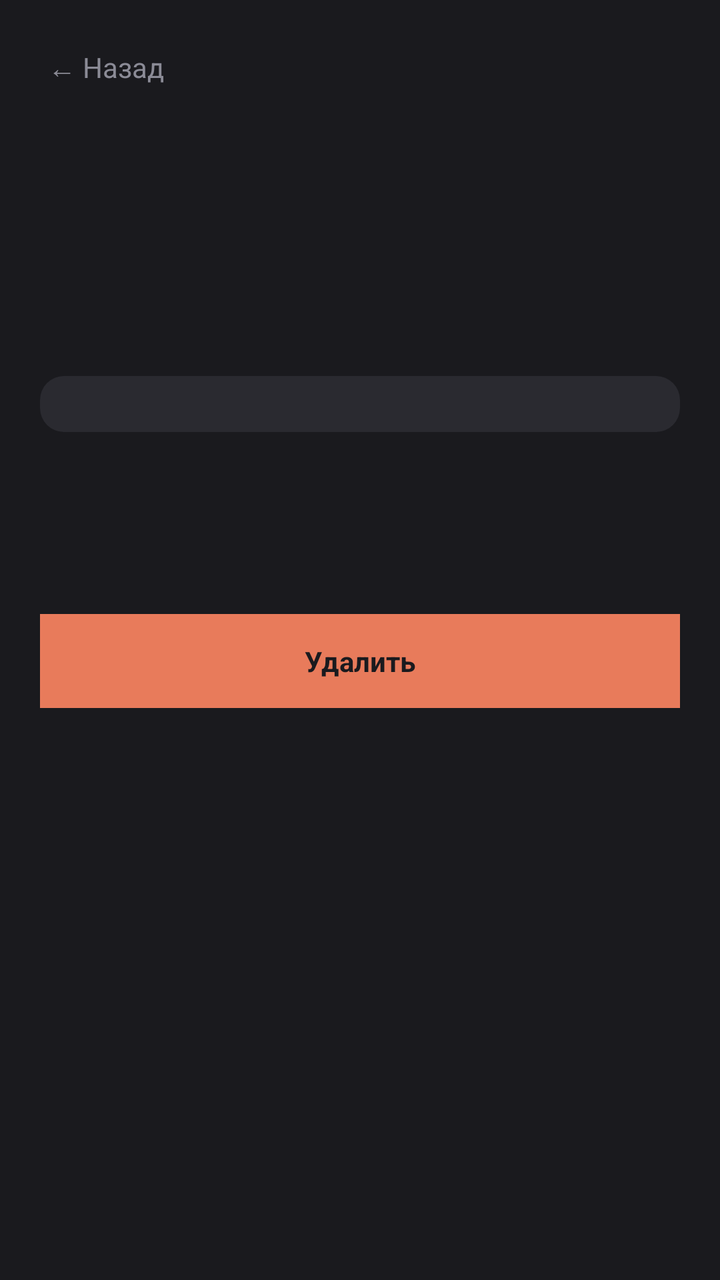
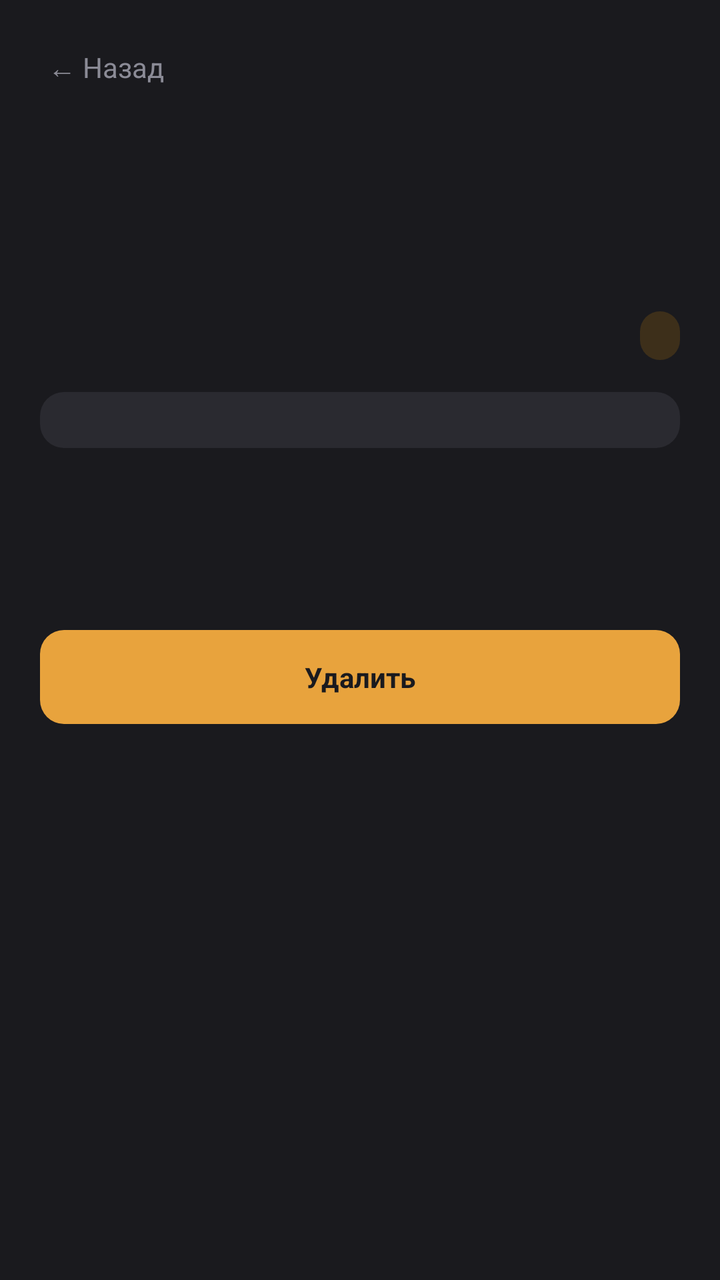

Screens rendered from an Android XML layout before and after an edit, with the pre-edit source and the edit as a unified diff.
<!-- AndroidManifest.xml: application theme Theme.MovieDiary -->
<!-- res/layout/fragment_movie_detail.xml -->
<?xml version="1.0" encoding="utf-8"?>
<LinearLayout xmlns:android="http://schemas.android.com/apk/res/android"
    android:layout_width="match_parent"
    android:layout_height="match_parent"
    android:orientation="vertical"
    android:background="@color/colorBackground">

    <LinearLayout
        android:layout_width="match_parent"
        android:layout_height="wrap_content"
        android:orientation="horizontal"
        android:padding="16dp"
        android:gravity="center_vertical">

        <TextView
            android:id="@+id/btnBack"
            android:layout_width="wrap_content"
            android:layout_height="wrap_content"
            android:text="← Назад"
            android:textColor="@color/colorTextMuted"
            android:padding="8dp" />
    </LinearLayout>

    <ScrollView
        android:layout_width="match_parent"
        android:layout_height="0dp"
        android:layout_weight="1">

        <LinearLayout
            android:layout_width="match_parent"
            android:layout_height="wrap_content"
            android:orientation="vertical"
            android:padding="20dp">

            <TextView
                android:id="@+id/tvTitle"
                android:layout_width="match_parent"
                android:layout_height="wrap_content"
                android:textColor="@color/colorTextPrimary"
                android:textSize="22sp"
                android:textStyle="bold" />

            <TextView
                android:id="@+id/tvYearGenre"
                android:layout_width="match_parent"
                android:layout_height="wrap_content"
                android:layout_marginTop="4dp"
                android:layout_marginBottom="16dp"
                android:textColor="@color/colorTextMuted"
                android:textSize="14sp" />

            <LinearLayout
                android:layout_width="match_parent"
                android:layout_height="wrap_content"
                android:orientation="horizontal"
                android:gravity="center_vertical"
                android:layout_marginBottom="16dp">

                <LinearLayout
                    android:id="@+id/starsContainer"
                    android:layout_width="wrap_content"
                    android:layout_height="wrap_content"
                    android:orientation="horizontal" />

                <TextView
                    android:id="@+id/tvStatusBadge"
                    android:layout_width="0dp"
                    android:layout_height="wrap_content"
                    android:layout_weight="1"
                    android:gravity="end"
                    android:textColor="@color/colorAccent"
                    android:textStyle="bold"
                    android:textSize="12sp" />
            </LinearLayout>

            <LinearLayout
                android:id="@+id/metaRow"
                android:layout_width="match_parent"
                android:layout_height="wrap_content"
                android:orientation="horizontal"
                android:background="@drawable/bg_card"
                android:padding="14dp"
                android:layout_marginBottom="16dp" />

            <TextView
                android:id="@+id/tvTagsLabel"
                android:layout_width="wrap_content"
                android:layout_height="wrap_content"
                android:text="ТЕГИ"
                android:textColor="@color/colorTextMuted"
                android:textSize="12sp"
                android:visibility="gone" />

            <com.google.android.material.chip.ChipGroup
                android:id="@+id/chipGroupTags"
                android:layout_width="match_parent"
                android:layout_height="wrap_content"
                android:layout_marginTop="8dp"
                android:layout_marginBottom="16dp" />

            <TextView
                android:id="@+id/tvReviewLabel"
                android:layout_width="wrap_content"
                android:layout_height="wrap_content"
                android:text="ОТЗЫВ"
                android:textColor="@color/colorTextMuted"
                android:textSize="12sp"
                android:visibility="gone" />

            <TextView
                android:id="@+id/tvReview"
                android:layout_width="match_parent"
                android:layout_height="wrap_content"
                android:layout_marginTop="8dp"
                android:layout_marginBottom="24dp"
                android:textColor="@color/colorTextPrimary"
                android:textSize="14sp"
                android:lineSpacingMultiplier="1.3" />

            <LinearLayout
                android:layout_width="match_parent"
                android:layout_height="wrap_content"
                android:orientation="horizontal">

                <TextView
                    android:id="@+id/btnDelete"
                    android:layout_width="0dp"
                    android:layout_height="wrap_content"
                    android:layout_weight="1"
                    android:text="Удалить"
                    android:textColor="@color/colorBackground"
                    android:textStyle="bold"
                    android:gravity="center"
                    android:padding="14dp"
                    android:background="@color/colorRed" />
            </LinearLayout>

        </LinearLayout>
    </ScrollView>
</LinearLayout>
<!-- resources referenced by this layout -->
<resources>
  <color name="colorAccent">#E8A33D</color>
  <color name="colorBackground">#1A1A1E</color>
  <color name="colorRed">#E87B5B</color>
  <color name="colorTextMuted">#8B8B96</color>
  <color name="colorTextPrimary">#F0F0F5</color>
  <!-- drawable bg_card (drawable) -->
  <?xml version="1.0" encoding="utf-8"?>
  <shape xmlns:android="http://schemas.android.com/apk/res/android" android:shape="rectangle">
      <solid android:color="@color/colorSurface" />
      <corners android:radius="12dp" />
  </shape>
  <style name="Theme.MovieDiary" parent="Base.Theme.MovieDiary" />
  <color name="colorSurface">#2A2A30</color>
  <style name="Base.Theme.MovieDiary" parent="Theme.Material3.DayNight.NoActionBar">
          
          
      </style>
</resources>

<!-- the commit's change to res/layout/fragment_movie_detail.xml (unified diff, before → after) -->
@@ -62,15 +62,21 @@
                     android:layout_height="wrap_content"
                     android:orientation="horizontal" />
 
+                <View
+                    android:layout_width="0dp"
+                    android:layout_height="1dp"
+                    android:layout_weight="1" />
+
                 <TextView
                     android:id="@+id/tvStatusBadge"
-                    android:layout_width="0dp"
+                    android:layout_width="wrap_content"
                     android:layout_height="wrap_content"
-                    android:layout_weight="1"
-                    android:gravity="end"
                     android:textColor="@color/colorAccent"
                     android:textStyle="bold"
-                    android:textSize="12sp" />
+                    android:textSize="12sp"
+                    android:background="@drawable/bg_badge"
+                    android:paddingHorizontal="10dp"
+                    android:paddingVertical="4dp" />
             </LinearLayout>
 
             <LinearLayout
@@ -132,7 +138,7 @@
                     android:textStyle="bold"
                     android:gravity="center"
                     android:padding="14dp"
-                    android:background="@color/colorRed" />
+                    android:background="@drawable/bg_accent_button" />
             </LinearLayout>
 
         </LinearLayout>
<!-- resource entries referenced after the edit -->
@@ -2,9 +2,20 @@
 <resources>
   <color name="colorAccent">#E8A33D</color>
   <color name="colorBackground">#1A1A1E</color>
-  <color name="colorRed">#E87B5B</color>
   <color name="colorTextMuted">#8B8B96</color>
   <color name="colorTextPrimary">#F0F0F5</color>
+  <!-- drawable bg_accent_button (drawable) -->
+  <?xml version="1.0" encoding="utf-8"?>
+  <shape xmlns:android="http://schemas.android.com/apk/res/android" android:shape="rectangle">
+      <solid android:color="@color/colorAccent" />
+      <corners android:radius="12dp" />
+  </shape>
+  <!-- drawable bg_badge (drawable) -->
+  <?xml version="1.0" encoding="utf-8"?>
+  <shape xmlns:android="http://schemas.android.com/apk/res/android" android:shape="rectangle">
+      <solid android:color="@color/colorAccentSoftSolid" />
+      <corners android:radius="20dp" />
+  </shape>
   <!-- drawable bg_card (drawable) -->
   <?xml version="1.0" encoding="utf-8"?>
   <shape xmlns:android="http://schemas.android.com/apk/res/android" android:shape="rectangle">
@@ -12,6 +23,7 @@
       <corners android:radius="12dp" />
   </shape>
   <style name="Theme.MovieDiary" parent="Base.Theme.MovieDiary" />
+  <color name="colorAccentSoftSolid">#3D2F1A</color>
   <color name="colorSurface">#2A2A30</color>
   <style name="Base.Theme.MovieDiary" parent="Theme.Material3.DayNight.NoActionBar">
           
